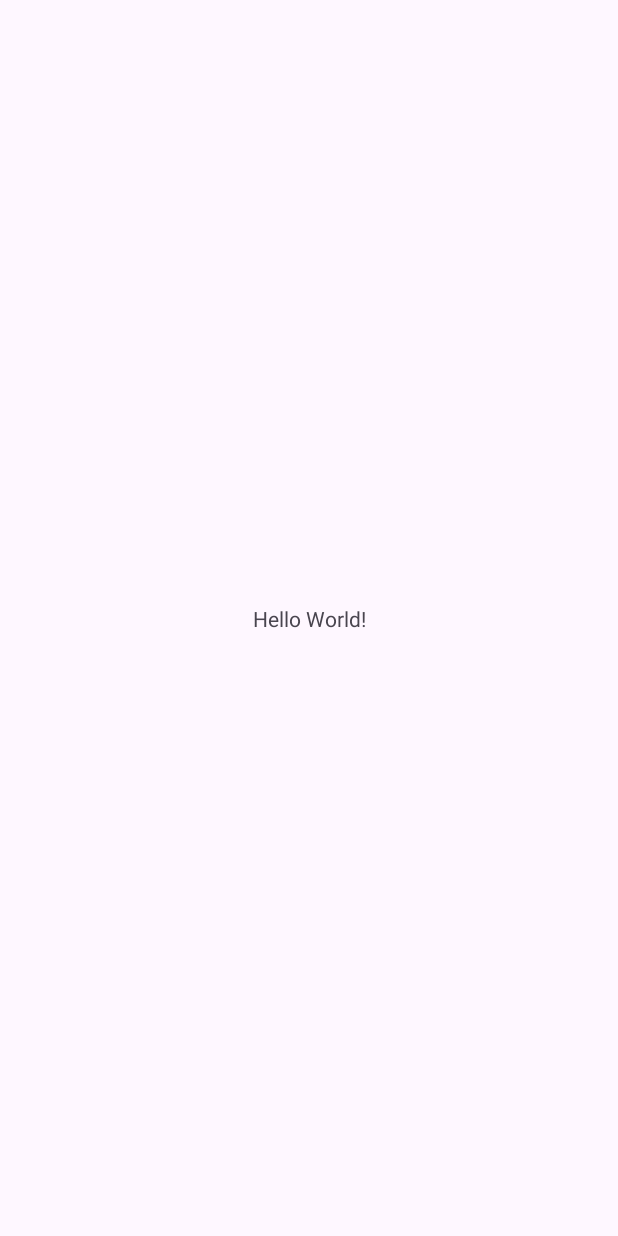
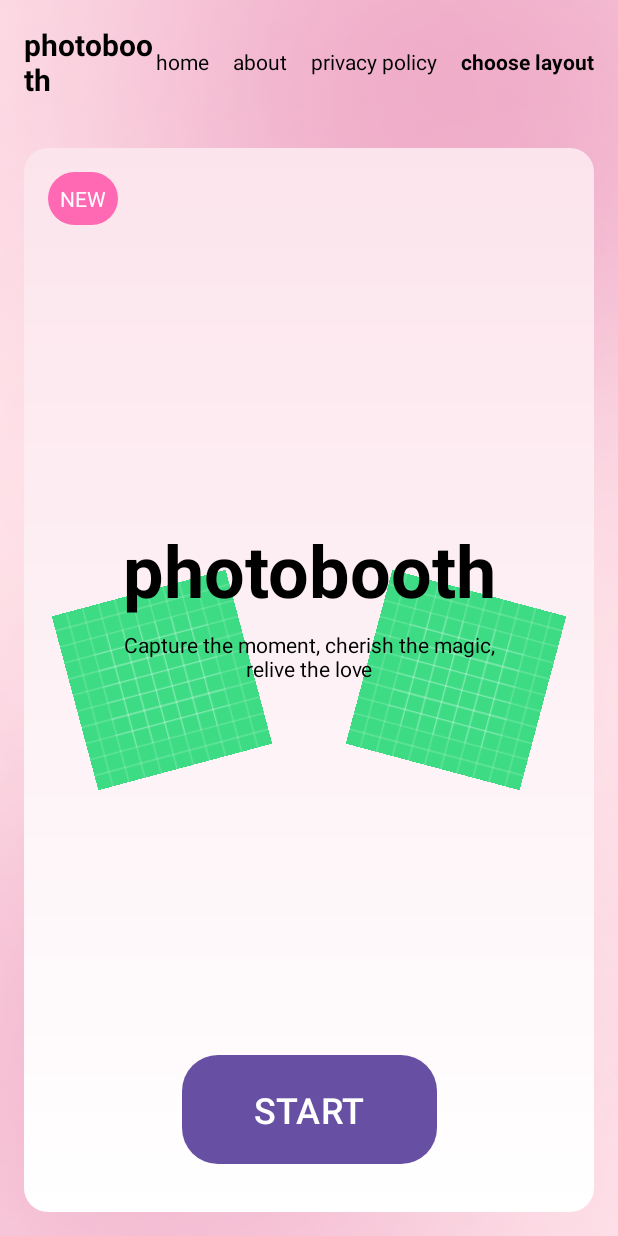
Before and after one commit to adeynt/Pict-A-Boo, an Android app: the screen it shows after launch (MainActivity), on a phone screen of 412 x 824 dp. Before the commit the screen is almost empty. Run offline under Robolectric (Android 15) with nearby library versions, the phone set to English and light mode, and no system bars.

Commit message:
homepage awal

```diff
--- /dev/null
+++ b/app/src/main/res/drawable/main_background.xml
@@ -0,0 +1,9 @@
+<?xml version="1.0" encoding="utf-8"?>
+<shape xmlns:android="http://schemas.android.com/apk/res/android"
+    android:shape="rectangle">
+    <gradient
+        android:angle="270"
+        android:startColor="#F48FB1"
+        android:endColor="#FFFFFF"
+        android:type="linear" />
+</shape>
--- /dev/null
+++ b/app/src/main/res/drawable/rounded_background.xml
@@ -0,0 +1,10 @@
+<?xml version="1.0" encoding="utf-8"?>
+<shape xmlns:android="http://schemas.android.com/apk/res/android"
+    android:shape="rectangle">
+    <gradient
+        android:angle="270"
+        android:endColor="#FFFFFF"
+        android:startColor="#FCE4EC"
+        android:type="linear" />
+    <corners android:radius="16dp" />
+</shape>
--- /dev/null
+++ b/app/src/main/res/drawable/rounded_button.xml
@@ -0,0 +1,6 @@
+<?xml version="1.0" encoding="utf-8"?>
+<shape xmlns:android="http://schemas.android.com/apk/res/android"
+    android:shape="rectangle">
+    <solid android:color="#F48FB1" />
+    <corners android:radius="24dp" />
+</shape>
--- a/app/src/main/res/layout/activity_main.xml
+++ b/app/src/main/res/layout/activity_main.xml
@@ -7,13 +7,152 @@
     android:layout_height="match_parent"
     tools:context=".MainActivity">
 
-    <TextView
-        android:layout_width="wrap_content"
-        android:layout_height="wrap_content"
-        android:text="Hello World!"
+    <ImageView
+        android:layout_width="match_parent"
+        android:layout_height="match_parent"
+        android:scaleType="centerCrop"
+        android:src="@drawable/landing_page"
         app:layout_constraintBottom_toBottomOf="parent"
         app:layout_constraintEnd_toEndOf="parent"
         app:layout_constraintStart_toStartOf="parent"
         app:layout_constraintTop_toTopOf="parent" />
 
+    <LinearLayout
+        android:id="@+id/top_bar"
+        android:layout_width="match_parent"
+        android:layout_height="wrap_content"
+        android:gravity="center_vertical"
+        android:orientation="horizontal"
+        android:padding="16dp"
+        app:layout_constraintTop_toTopOf="parent">
+
+        <TextView
+            android:layout_width="0dp"
+            android:layout_height="wrap_content"
+            android:layout_weight="1"
+            android:text="photobooth"
+            android:textColor="@color/black"
+            android:textSize="20sp"
+            android:textStyle="bold" />
+
+        <TextView
+            android:layout_width="wrap_content"
+            android:layout_height="wrap_content"
+            android:layout_marginEnd="16dp"
+            android:text="home"
+            android:textColor="@color/black" />
+
+        <TextView
+            android:layout_width="wrap_content"
+            android:layout_height="wrap_content"
+            android:layout_marginEnd="16dp"
+            android:text="about"
+            android:textColor="@color/black" />
+
+        <TextView
+            android:layout_width="wrap_content"
+            android:layout_height="wrap_content"
+            android:layout_marginEnd="16dp"
+            android:text="privacy policy"
+            android:textColor="@color/black" />
+
+        <TextView
+            android:layout_width="wrap_content"
+            android:layout_height="wrap_content"
+            android:text="choose layout"
+            android:textColor="@color/black"
+            android:textStyle="bold" />
+    </LinearLayout>
+
+    <androidx.constraintlayout.widget.ConstraintLayout
+        android:id="@+id/main_content_box"
+        android:layout_width="0dp"
+        android:layout_height="0dp"
+        android:layout_margin="16dp"
+        android:background="@drawable/rounded_background"
+        app:layout_constraintBottom_toBottomOf="parent"
+        app:layout_constraintEnd_toEndOf="parent"
+        app:layout_constraintStart_toStartOf="parent"
+        app:layout_constraintTop_toBottomOf="@id/top_bar">
+
+        <ImageView
+            android:id="@+id/iv_photo_left"
+            android:layout_width="120dp"
+            android:layout_height="320dp"
+            android:layout_marginStart="32dp"
+            android:rotation="-15"
+            android:src="@drawable/ic_launcher_background"
+            app:layout_constraintBottom_toBottomOf="parent"
+            app:layout_constraintStart_toStartOf="parent"
+            app:layout_constraintTop_toTopOf="parent" />
+
+        <ImageView
+            android:id="@+id/iv_photo_right"
+            android:layout_width="120dp"
+            android:layout_height="320dp"
+            android:layout_marginEnd="32dp"
+            android:rotation="15"
+            android:src="@drawable/ic_launcher_background"
+            app:layout_constraintBottom_toBottomOf="parent"
+            app:layout_constraintEnd_toEndOf="parent"
+            app:layout_constraintTop_toTopOf="parent" />
+
+        <TextView
+            android:id="@+id/tv_main_title"
+            android:layout_width="wrap_content"
+            android:layout_height="wrap_content"
+            android:text="photobooth"
+            android:textColor="@color/black"
+            android:textSize="48sp"
+            android:textStyle="bold"
+            app:layout_constraintBottom_toTopOf="@id/tv_slogan"
+            app:layout_constraintEnd_toEndOf="parent"
+            app:layout_constraintStart_toStartOf="parent"
+            app:layout_constraintTop_toTopOf="parent"
+            app:layout_constraintVertical_chainStyle="packed" />
+
+        <TextView
+            android:id="@+id/tv_slogan"
+            android:layout_width="wrap_content"
+            android:layout_height="wrap_content"
+            android:layout_marginTop="8dp"
+            android:gravity="center"
+            android:text="Capture the moment, cherish the magic,\nrelive the love"
+            android:textColor="@color/black"
+            app:layout_constraintBottom_toTopOf="@id/btn_start"
+            app:layout_constraintEnd_toEndOf="parent"
+            app:layout_constraintStart_toStartOf="parent"
+            app:layout_constraintTop_toBottomOf="@id/tv_main_title" />
+
+        <Button
+            android:id="@+id/btn_start"
+            android:layout_width="wrap_content"
+            android:layout_height="wrap_content"
+            android:layout_marginBottom="32dp"
+            android:background="@drawable/rounded_button"
+            android:paddingStart="48dp"
+            android:paddingTop="16dp"
+            android:paddingEnd="48dp"
+            android:paddingBottom="16dp"
+            android:text="START"
+            android:textColor="@color/white"
+            android:textSize="24sp"
+            app:layout_constraintBottom_toBottomOf="parent"
+            app:layout_constraintEnd_toEndOf="parent"
+            app:layout_constraintStart_toStartOf="parent" />
+
+        <TextView
+            android:layout_width="wrap_content"
+            android:layout_height="wrap_content"
+            android:layout_marginStart="16dp"
+            android:layout_marginTop="16dp"
+            android:background="@drawable/rounded_button"
+            android:backgroundTint="#FF69B4"
+            android:padding="8dp"
+            android:text="NEW"
+            android:textColor="@color/white"
+            app:layout_constraintStart_toStartOf="parent"
+            app:layout_constraintTop_toTopOf="parent" />
+    </androidx.constraintlayout.widget.ConstraintLayout>
+
 </androidx.constraintlayout.widget.ConstraintLayout>
```
Also changed, not shown: app/src/main/res/drawable/landing_page.png (added).
